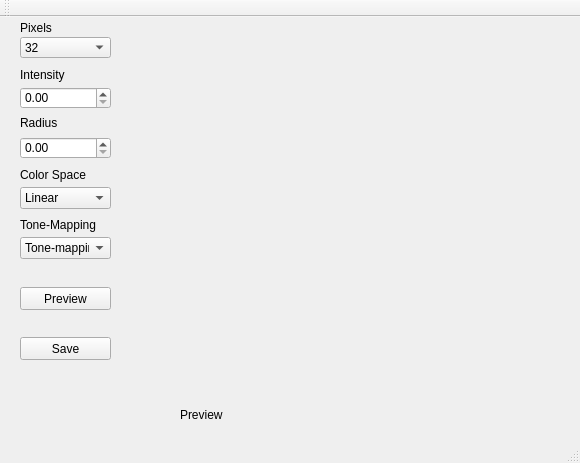
Above: mainwindow.ui from Allenz5/PreintegratedSkinLUT-Generator before the change. Below: the same form after it.
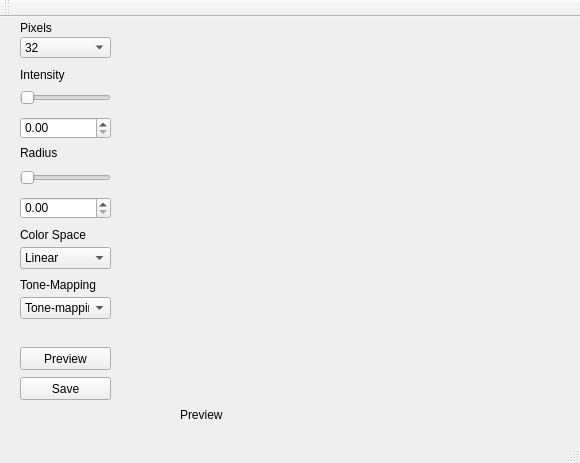
That is the form after the change.

```diff
--- a/mainwindow.ui
+++ b/mainwindow.ui
@@ -31,7 +31,7 @@
     <property name="geometry">
      <rect>
       <x>20</x>
-      <y>270</y>
+      <y>330</y>
       <width>91</width>
       <height>23</height>
      </rect>
@@ -44,7 +44,7 @@
     <property name="geometry">
      <rect>
       <x>20</x>
-      <y>70</y>
+      <y>100</y>
       <width>91</width>
       <height>22</height>
      </rect>
@@ -67,7 +67,7 @@
     <property name="geometry">
      <rect>
       <x>20</x>
-      <y>100</y>
+      <y>130</y>
       <width>54</width>
       <height>12</height>
      </rect>
@@ -80,7 +80,7 @@
     <property name="geometry">
      <rect>
       <x>20</x>
-      <y>120</y>
+      <y>180</y>
       <width>91</width>
       <height>22</height>
      </rect>
@@ -148,7 +148,7 @@
     <property name="geometry">
      <rect>
       <x>20</x>
-      <y>170</y>
+      <y>230</y>
       <width>91</width>
       <height>22</height>
      </rect>
@@ -168,7 +168,7 @@
     <property name="geometry">
      <rect>
       <x>20</x>
-      <y>150</y>
+      <y>210</y>
       <width>91</width>
       <height>16</height>
      </rect>
@@ -181,7 +181,7 @@
     <property name="geometry">
      <rect>
       <x>20</x>
-      <y>200</y>
+      <y>260</y>
       <width>91</width>
       <height>16</height>
      </rect>
@@ -194,7 +194,7 @@
     <property name="geometry">
      <rect>
       <x>20</x>
-      <y>220</y>
+      <y>280</y>
       <width>91</width>
       <height>22</height>
      </rect>
@@ -214,7 +214,7 @@
     <property name="geometry">
      <rect>
       <x>20</x>
-      <y>320</y>
+      <y>360</y>
       <width>91</width>
       <height>23</height>
      </rect>
@@ -236,6 +236,32 @@
      <string>Preview</string>
     </property>
    </widget>
+   <widget class="QSlider" name="horizontalSlider">
+    <property name="geometry">
+     <rect>
+      <x>20</x>
+      <y>70</y>
+      <width>91</width>
+      <height>22</height>
+     </rect>
+    </property>
+    <property name="orientation">
+     <enum>Qt::Horizontal</enum>
+    </property>
+   </widget>
+   <widget class="QSlider" name="horizontalSlider_2">
+    <property name="geometry">
+     <rect>
+      <x>20</x>
+      <y>150</y>
+      <width>91</width>
+      <height>22</height>
+     </rect>
+    </property>
+    <property name="orientation">
+     <enum>Qt::Horizontal</enum>
+    </property>
+   </widget>
   </widget>
   <widget class="QMenuBar" name="menuBar">
    <property name="geometry">
```
